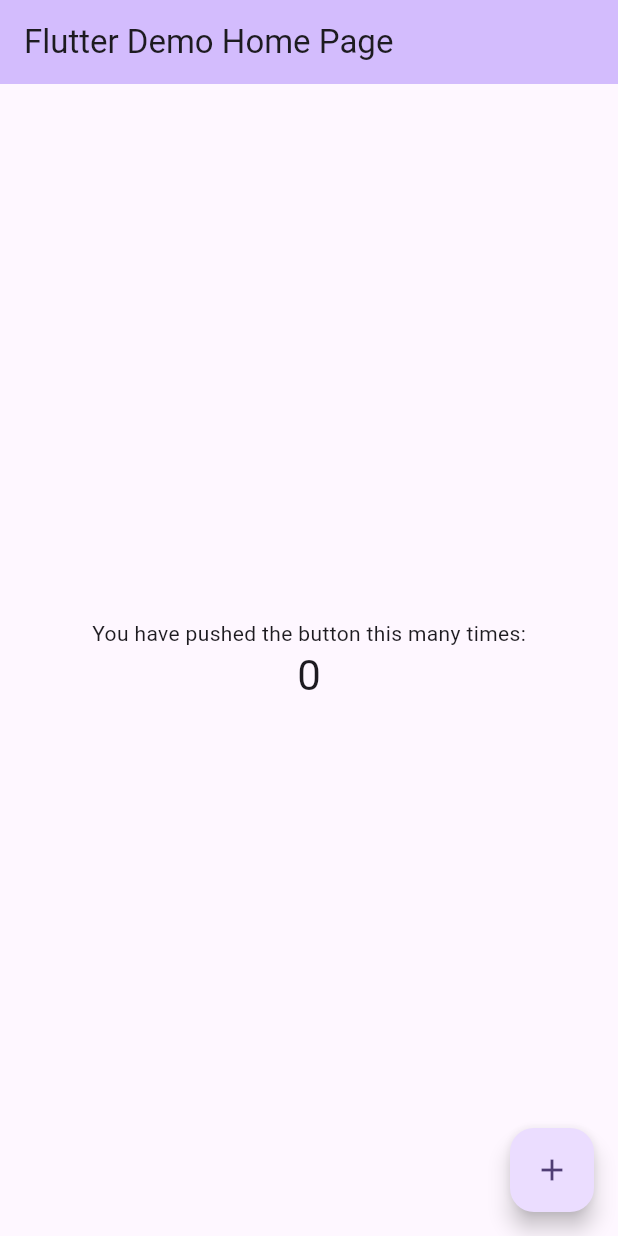
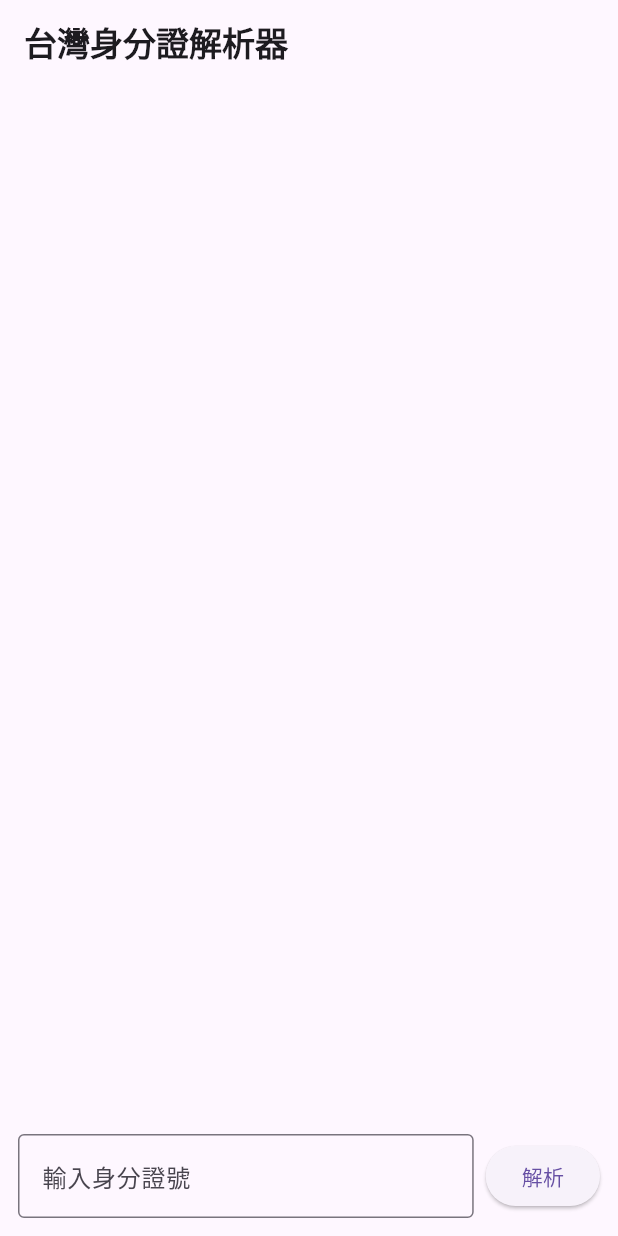
Before and after one commit to shencypeter/flutterTaiwanID, a Flutter app: the screen it shows after launch, on a phone screen of 412 x 824 dp. Run offline on Flutter 3.47's test engine with Material 3 defaults, Android fonts, the phone set to English and light mode, and no system bars.

Commit message:
port from android studio to flutter

```diff
--- a/lib/main.dart
+++ b/lib/main.dart
@@ -1,121 +1,104 @@
 import 'package:flutter/material.dart';
+import 'taiwan_id_logic.dart';
 
 void main() {
-  runApp(const MyApp());
+  runApp(const TaiwanIdApp());
 }
 
-class MyApp extends StatelessWidget {
-  const MyApp({super.key});
+class TaiwanIdApp extends StatelessWidget {
+  const TaiwanIdApp({super.key});
 
-  // This widget is the root of your application.
   @override
   Widget build(BuildContext context) {
     return MaterialApp(
-      title: 'Flutter Demo',
-      theme: ThemeData(
-        // This is the theme of your application.
-        //
-        // TRY THIS: Try running your application with "flutter run". You'll see
-        // the application has a purple toolbar. Then, without quitting the app,
-        // try changing the seedColor in the colorScheme below to Colors.green
-        // and then invoke "hot reload" (save your changes or press the "hot
-        // reload" button in a Flutter-supported IDE, or press "r" if you used
-        // the command line to start the app).
-        //
-        // Notice that the counter didn't reset back to zero; the application
-        // state is not lost during the reload. To reset the state, use hot
-        // restart instead.
-        //
-        // This works for code too, not just values: Most code changes can be
-        // tested with just a hot reload.
-        colorScheme: .fromSeed(seedColor: Colors.deepPurple),
-      ),
-      home: const MyHomePage(title: 'Flutter Demo Home Page'),
+      theme: ThemeData(useMaterial3: true),
+      home: const TaiwanIdScreen(),
     );
   }
 }
 
-class MyHomePage extends StatefulWidget {
-  const MyHomePage({super.key, required this.title});
-
-  // This widget is the home page of your application. It is stateful, meaning
-  // that it has a State object (defined below) that contains fields that affect
-  // how it looks.
-
-  // This class is the configuration for the state. It holds the values (in this
-  // case the title) provided by the parent (in this case the App widget) and
-  // used by the build method of the State. Fields in a Widget subclass are
-  // always marked "final".
-
-  final String title;
+class TaiwanIdScreen extends StatefulWidget {
+  const TaiwanIdScreen({super.key});
 
   @override
-  State<MyHomePage> createState() => _MyHomePageState();
+  State<TaiwanIdScreen> createState() => _TaiwanIdScreenState();
 }
 
-class _MyHomePageState extends State<MyHomePage> {
-  int _counter = 0;
+class _TaiwanIdScreenState extends State<TaiwanIdScreen> {
+  final TextEditingController controller = TextEditingController();
+  final ScrollController scrollController = ScrollController();
+  final List<String> history = [];
 
-  void _incrementCounter() {
+  void _analyze() {
+    final input = controller.text.trim();
+    if (input.isEmpty) return;
+
     setState(() {
-      // This call to setState tells the Flutter framework that something has
-      // changed in this State, which causes it to rerun the build method below
-      // so that the display can reflect the updated values. If we changed
-      // _counter without calling setState(), then the build method would not be
-      // called again, and so nothing would appear to happen.
-      _counter++;
+      history.add(analyzeInput(input));
+      controller.clear();
+    });
+
+    // Auto-scroll (Compose LaunchedEffect equivalent)
+    WidgetsBinding.instance.addPostFrameCallback((_) {
+      if (scrollController.hasClients) {
+        scrollController.animateTo(
+          scrollController.position.maxScrollExtent,
+          duration: const Duration(milliseconds: 300),
+          curve: Curves.easeOut,
+        );
+      }
     });
   }
 
   @override
   Widget build(BuildContext context) {
-    // This method is rerun every time setState is called, for instance as done
-    // by the _incrementCounter method above.
-    //
-    // The Flutter framework has been optimized to make rerunning build methods
-    // fast, so that you can just rebuild anything that needs updating rather
-    // than having to individually change instances of widgets.
     return Scaffold(
       appBar: AppBar(
-        // TRY THIS: Try changing the color here to a specific color (to
-        // Colors.amber, perhaps?) and trigger a hot reload to see the AppBar
-        // change color while the other colors stay the same.
-        backgroundColor: Theme.of(context).colorScheme.inversePrimary,
-        // Here we take the value from the MyHomePage object that was created by
-        // the App.build method, and use it to set our appbar title.
-        title: Text(widget.title),
-      ),
-      body: Center(
-        // Center is a layout widget. It takes a single child and positions it
-        // in the middle of the parent.
-        child: Column(
-          // Column is also a layout widget. It takes a list of children and
-          // arranges them vertically. By default, it sizes itself to fit its
-          // children horizontally, and tries to be as tall as its parent.
-          //
-          // Column has various properties to control how it sizes itself and
-          // how it positions its children. Here we use mainAxisAlignment to
-          // center the children vertically; the main axis here is the vertical
-          // axis because Columns are vertical (the cross axis would be
-          // horizontal).
-          //
-          // TRY THIS: Invoke "debug painting" (choose the "Toggle Debug Paint"
-          // action in the IDE, or press "p" in the console), to see the
-          // wireframe for each widget.
-          mainAxisAlignment: .center,
-          children: [
-            const Text('You have pushed the button this many times:'),
-            Text(
-              '$_counter',
-              style: Theme.of(context).textTheme.headlineMedium,
-            ),
-          ],
+        title: const Text(
+          '台灣身分證解析器',
+          style: TextStyle(fontWeight: FontWeight.bold),
         ),
       ),
-      floatingActionButton: FloatingActionButton(
-        onPressed: _incrementCounter,
-        tooltip: 'Increment',
-        child: const Icon(Icons.add),
+      body: ListView.builder(
+        controller: scrollController,
+        padding: const EdgeInsets.all(16),
+        itemCount: history.length,
+        itemBuilder: (context, index) {
+          return Card(
+            margin: const EdgeInsets.only(bottom: 16),
+            color: Theme.of(context).colorScheme.surfaceVariant,
+            child: Padding(
+              padding: const EdgeInsets.all(16),
+              child: Text(history[index]),
+            ),
+          );
+        },
+      ),
+      bottomNavigationBar: Padding(
+        padding: MediaQuery.of(context).viewInsets,
+        child: Padding(
+          padding: const EdgeInsets.all(12),
+          child: Row(
+            children: [
+              Expanded(
+                child: TextField(
+                  controller: controller,
+                  textCapitalization: TextCapitalization.characters,
+                  decoration: const InputDecoration(
+                    hintText: '輸入身分證號',
+                    border: OutlineInputBorder(),
+                  ),
+                  onSubmitted: (_) => _analyze(),
+                ),
+              ),
+              const SizedBox(width: 8),
+              ElevatedButton(
+                onPressed: _analyze,
+                child: const Text('解析'),
+              ),
+            ],
+          ),
+        ),
       ),
     );
   }
```
Also changed, not shown: lib/taiwan_id_logic.dart (added, +197 -0 lines).
